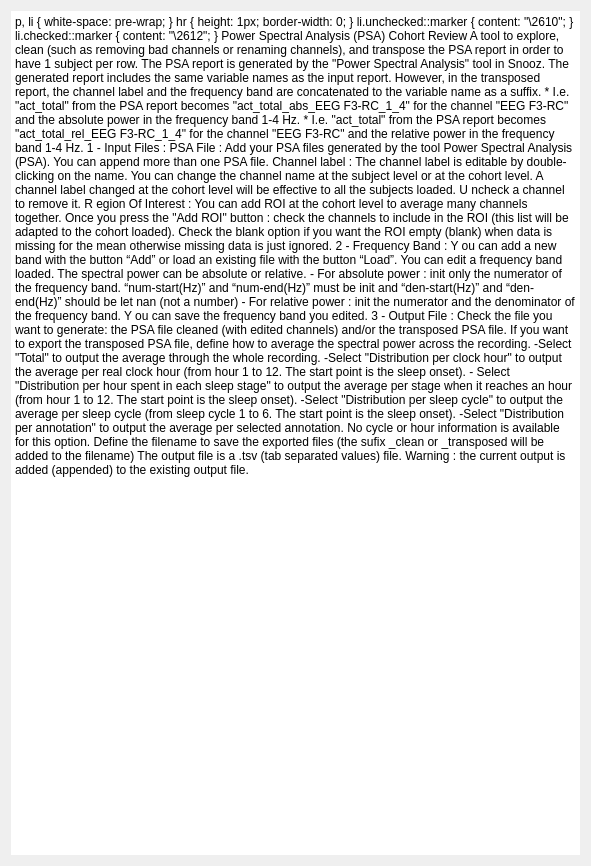
Above: tools/CEAMSTools/PSACohortReview/IntroStep/Ui_IntroStep.ui from SnoozToolbox/snooz-package-ceams before the change. Below: the same form after it.
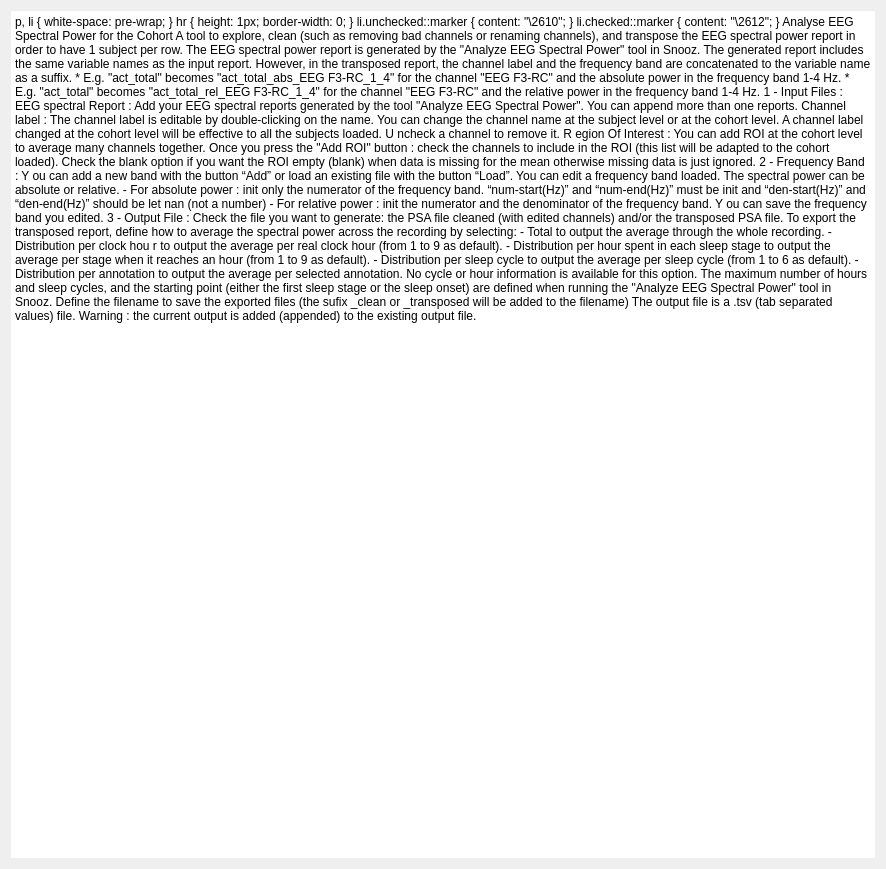
That is the form after the change.

```diff
--- a/tools/CEAMSTools/PSACohortReview/IntroStep/Ui_IntroStep.ui
+++ b/tools/CEAMSTools/PSACohortReview/IntroStep/Ui_IntroStep.ui
@@ -6,8 +6,8 @@
    <rect>
     <x>0</x>
     <y>0</y>
-    <width>591</width>
-    <height>866</height>
+    <width>886</width>
+    <height>869</height>
    </rect>
   </property>
   <property name="windowTitle">
@@ -40,59 +40,61 @@
 li.checked::marker { content: &quot;\2612&quot;; }
 &lt;/style&gt;&lt;/head&gt;&lt;body style=&quot; font-family:'Roboto'; font-size:12pt; font-weight:400; font-style:normal;&quot;&gt;
 &lt;p style=&quot;-qt-paragraph-type:empty; margin-top:0px; margin-bottom:0px; margin-left:0px; margin-right:0px; -qt-block-indent:0; text-indent:0px;&quot;&gt;&lt;br /&gt;&lt;/p&gt;
-&lt;p style=&quot; margin-top:0px; margin-bottom:0px; margin-left:0px; margin-right:0px; -qt-block-indent:0; text-indent:0px;&quot;&gt;&lt;span style=&quot; font-weight:600;&quot;&gt;Power Spectral Analysis (PSA) Cohort Review&lt;/span&gt;&lt;/p&gt;
+&lt;p style=&quot; margin-top:0px; margin-bottom:0px; margin-left:0px; margin-right:0px; -qt-block-indent:0; text-indent:0px;&quot;&gt;&lt;span style=&quot; font-weight:600;&quot;&gt;Analyse EEG Spectral Power for the Cohort&lt;/span&gt;&lt;/p&gt;
 &lt;p style=&quot;-qt-paragraph-type:empty; margin-top:0px; margin-bottom:0px; margin-left:0px; margin-right:0px; -qt-block-indent:0; text-indent:0px; font-weight:600;&quot;&gt;&lt;br /&gt;&lt;/p&gt;
-&lt;p style=&quot; margin-top:0px; margin-bottom:0px; margin-left:0px; margin-right:0px; -qt-block-indent:0; text-indent:0px;&quot;&gt;A tool to explore, clean (such as removing bad channels or renaming channels), &lt;br /&gt;and transpose the PSA report in order to have 1 subject per row.&lt;/p&gt;
-&lt;p style=&quot; margin-top:0px; margin-bottom:0px; margin-left:0px; margin-right:0px; -qt-block-indent:0; text-indent:0px;&quot;&gt;The PSA report is generated by the &amp;quot;Power Spectral Analysis&amp;quot; tool in Snooz.&lt;/p&gt;
+&lt;p style=&quot; margin-top:0px; margin-bottom:0px; margin-left:0px; margin-right:0px; -qt-block-indent:0; text-indent:0px;&quot;&gt;A tool to explore, clean (such as removing bad channels or renaming channels), &lt;br /&gt;and transpose the EEG spectral power report in order to have 1 subject per row.&lt;/p&gt;
+&lt;p style=&quot; margin-top:0px; margin-bottom:0px; margin-left:0px; margin-right:0px; -qt-block-indent:0; text-indent:0px;&quot;&gt;The EEG spectral power report is generated by the &amp;quot;Analyze EEG Spectral Power&amp;quot; tool in Snooz.&lt;/p&gt;
 &lt;p style=&quot;-qt-paragraph-type:empty; margin-top:0px; margin-bottom:0px; margin-left:0px; margin-right:0px; -qt-block-indent:0; text-indent:0px;&quot;&gt;&lt;br /&gt;&lt;/p&gt;
 &lt;p style=&quot; margin-top:0px; margin-bottom:0px; margin-left:0px; margin-right:0px; -qt-block-indent:0; text-indent:0px;&quot;&gt;The generated report includes the same variable names as the input report. &lt;/p&gt;
 &lt;p style=&quot; margin-top:0px; margin-bottom:0px; margin-left:0px; margin-right:0px; -qt-block-indent:0; text-indent:0px;&quot;&gt;However, in the transposed report, the channel label and the frequency band &lt;br /&gt;are concatenated to the variable name as a suffix.  &lt;/p&gt;
 &lt;p style=&quot; margin-top:0px; margin-bottom:0px; margin-left:0px; margin-right:0px; -qt-block-indent:0; text-indent:0px;&quot;&gt;   &lt;/p&gt;
-&lt;p style=&quot; margin-top:0px; margin-bottom:0px; margin-left:0px; margin-right:0px; -qt-block-indent:0; text-indent:0px;&quot;&gt;   * I.e. &amp;quot;act_total&amp;quot; from the PSA report becomes &amp;quot;act_total_abs_EEG F3-RC_1_4&amp;quot; &lt;br /&gt;      for the channel &amp;quot;EEG F3-RC&amp;quot; and the absolute power in the frequency band 1-4 Hz. &lt;/p&gt;
-&lt;p style=&quot; margin-top:0px; margin-bottom:0px; margin-left:0px; margin-right:0px; -qt-block-indent:0; text-indent:0px;&quot;&gt;   * I.e. &amp;quot;act_total&amp;quot; from the PSA report becomes &amp;quot;act_total_rel_EEG F3-RC_1_4&amp;quot; &lt;/p&gt;
+&lt;p style=&quot; margin-top:0px; margin-bottom:0px; margin-left:0px; margin-right:0px; -qt-block-indent:0; text-indent:0px;&quot;&gt;   * E.g. &amp;quot;act_total&amp;quot; becomes &amp;quot;act_total_abs_EEG F3-RC_1_4&amp;quot; &lt;br /&gt;      for the channel &amp;quot;EEG F3-RC&amp;quot; and the absolute power in the frequency band 1-4 Hz. &lt;/p&gt;
+&lt;p style=&quot; margin-top:0px; margin-bottom:0px; margin-left:0px; margin-right:0px; -qt-block-indent:0; text-indent:0px;&quot;&gt;   * E.g. &amp;quot;act_total&amp;quot; becomes &amp;quot;act_total_rel_EEG F3-RC_1_4&amp;quot; &lt;/p&gt;
 &lt;p style=&quot; margin-top:0px; margin-bottom:0px; margin-left:0px; margin-right:0px; -qt-block-indent:0; text-indent:0px;&quot;&gt;      for the channel &amp;quot;EEG F3-RC&amp;quot; and the relative power in the frequency band 1-4 Hz. &lt;/p&gt;
 &lt;p style=&quot;-qt-paragraph-type:empty; margin-top:0px; margin-bottom:0px; margin-left:0px; margin-right:0px; -qt-block-indent:0; text-indent:0px;&quot;&gt;&lt;br /&gt;&lt;/p&gt;
 &lt;p style=&quot; margin-top:0px; margin-bottom:0px; margin-left:0px; margin-right:0px; -qt-block-indent:0; text-indent:0px;&quot;&gt;&lt;span style=&quot; text-decoration: underline;&quot;&gt;1 - Input Files :&lt;/span&gt;&lt;/p&gt;
-&lt;p style=&quot; margin-top:0px; margin-bottom:0px; margin-left:0px; margin-right:0px; -qt-block-indent:0; text-indent:0px;&quot;&gt;PSA File : &lt;/p&gt;
-&lt;p style=&quot; margin-top:0px; margin-bottom:0px; margin-left:0px; margin-right:0px; -qt-block-indent:0; text-indent:0px;&quot;&gt;	Add your PSA files generated by the tool Power Spectral Analysis (PSA).&lt;/p&gt;
-&lt;p style=&quot; margin-top:0px; margin-bottom:0px; margin-left:0px; margin-right:0px; -qt-block-indent:0; text-indent:0px;&quot;&gt;	You can append more than one PSA file. &lt;/p&gt;
-&lt;p style=&quot; margin-top:0px; margin-bottom:0px; margin-left:0px; margin-right:0px; -qt-block-indent:0; text-indent:0px;&quot;&gt;Channel label : &lt;/p&gt;
-&lt;p style=&quot; margin-top:0px; margin-bottom:0px; margin-left:0px; margin-right:0px; -qt-block-indent:0; text-indent:0px;&quot;&gt;&lt;a name=&quot;docs-internal-guid-063424ec-7fff-f025-1e92-4c2d89e8c6df&quot;&gt;&lt;/a&gt;&lt;span style=&quot; font-family:'Arial'; color:#000000; background-color:transparent;&quot;&gt;	&lt;/span&gt;&lt;span style=&quot; font-family:'Arial'; color:#000000; background-color:transparent;&quot;&gt;The channel label is editable by double-clicking on the name.&lt;/span&gt;&lt;/p&gt;
-&lt;p style=&quot; margin-top:0px; margin-bottom:0px; margin-left:0px; margin-right:0px; -qt-block-indent:0; text-indent:0px;&quot;&gt;&lt;span style=&quot; font-family:'Arial'; color:#000000; background-color:transparent;&quot;&gt;	You can change the channel name at the subject level or at the cohort level.&lt;/span&gt;&lt;/p&gt;
-&lt;p style=&quot; margin-top:0px; margin-bottom:0px; margin-left:0px; margin-right:0px; -qt-block-indent:0; text-indent:0px; line-height:138%;&quot;&gt;&lt;span style=&quot; font-family:'Arial'; color:#000000; background-color:transparent;&quot;&gt;	A channel label changed at the cohort level will be effective to all the subjects loaded.&lt;br /&gt;	&lt;/span&gt;&lt;a name=&quot;docs-internal-guid-f4d620f5-7fff-c293-f18e-2502f4c333fa&quot;&gt;&lt;/a&gt;&lt;span style=&quot; font-family:'Arial'; color:#000000; background-color:transparent;&quot;&gt;U&lt;/span&gt;&lt;span style=&quot; font-family:'Arial'; color:#000000; background-color:transparent;&quot;&gt;ncheck a channel to remove it.&lt;/span&gt;&lt;/p&gt;
-&lt;p style=&quot; margin-top:0px; margin-bottom:0px; margin-left:0px; margin-right:0px; -qt-block-indent:0; text-indent:0px; line-height:138%;&quot;&gt;&lt;a name=&quot;docs-internal-guid-dddb6927-7fff-085b-95eb-f8ee0decd42b&quot;&gt;&lt;/a&gt;&lt;span style=&quot; font-family:'Arial'; color:#000000; background-color:transparent;&quot;&gt;R&lt;/span&gt;&lt;span style=&quot; font-family:'Arial'; color:#000000; background-color:transparent;&quot;&gt;egion Of Interest : &lt;/span&gt;&lt;/p&gt;
-&lt;p style=&quot; margin-top:0px; margin-bottom:0px; margin-left:0px; margin-right:0px; -qt-block-indent:0; text-indent:0px; line-height:138%;&quot;&gt;&lt;span style=&quot; font-family:'Arial'; color:#000000; background-color:transparent;&quot;&gt;	You can add ROI at the cohort level to average many channels together.&lt;/span&gt;&lt;/p&gt;
-&lt;p style=&quot; margin-top:0px; margin-bottom:0px; margin-left:0px; margin-right:0px; -qt-block-indent:0; text-indent:0px; line-height:138%;&quot;&gt;&lt;span style=&quot; font-family:'Arial'; color:#000000; background-color:transparent;&quot;&gt;	Once you press the &amp;quot;Add ROI&amp;quot; button : check the channels to include in the ROI &lt;br /&gt;                  (this list will be adapted to the cohort loaded).&lt;/span&gt;&lt;/p&gt;
-&lt;p style=&quot; margin-top:0px; margin-bottom:0px; margin-left:0px; margin-right:0px; -qt-block-indent:0; text-indent:0px; line-height:138%;&quot;&gt;&lt;a name=&quot;docs-internal-guid-845123fe-7fff-4892-4560-2e53be980bae&quot;&gt;&lt;/a&gt;&lt;span style=&quot; font-family:'Arial'; color:#000000; background-color:transparent;&quot;&gt;	&lt;/span&gt;&lt;span style=&quot; font-family:'Arial'; color:#000000; background-color:transparent;&quot;&gt;Check the blank option if you want the ROI empty (blank) when data is missing &lt;br /&gt;                  for the mean otherwise missing data is just ignored.&lt;/span&gt;&lt;/p&gt;
+&lt;p style=&quot;-qt-paragraph-type:empty; margin-top:0px; margin-bottom:0px; margin-left:0px; margin-right:0px; -qt-block-indent:0; text-indent:0px;&quot;&gt;&lt;br /&gt;&lt;/p&gt;
+&lt;p style=&quot; margin-top:0px; margin-bottom:0px; margin-left:0px; margin-right:0px; -qt-block-indent:0; text-indent:0px;&quot;&gt;&lt;span style=&quot; font-weight:700;&quot;&gt;EEG spectral Report : &lt;/span&gt;&lt;/p&gt;
+&lt;p style=&quot; margin-top:0px; margin-bottom:0px; margin-left:0px; margin-right:0px; -qt-block-indent:0; text-indent:0px;&quot;&gt;Add your EEG spectral reports generated by the tool &amp;quot;Analyze EEG Spectral Power&amp;quot;.&lt;/p&gt;
+&lt;p style=&quot; margin-top:0px; margin-bottom:0px; margin-left:0px; margin-right:0px; -qt-block-indent:0; text-indent:0px;&quot;&gt;You can append more than one reports. &lt;/p&gt;
+&lt;p style=&quot;-qt-paragraph-type:empty; margin-top:0px; margin-bottom:0px; margin-left:0px; margin-right:0px; -qt-block-indent:0; text-indent:0px;&quot;&gt;&lt;br /&gt;&lt;/p&gt;
+&lt;p style=&quot; margin-top:0px; margin-bottom:0px; margin-left:0px; margin-right:0px; -qt-block-indent:0; text-indent:0px;&quot;&gt;&lt;span style=&quot; font-weight:700;&quot;&gt;Channel label :&lt;/span&gt; &lt;/p&gt;
+&lt;p style=&quot; margin-top:0px; margin-bottom:0px; margin-left:0px; margin-right:0px; -qt-block-indent:0; text-indent:0px;&quot;&gt;&lt;span style=&quot; font-family:'Arial'; color:#000000; background-color:transparent;&quot;&gt;The channel label is editable by double-clicking on the name.&lt;/span&gt;&lt;/p&gt;
+&lt;p style=&quot; margin-top:0px; margin-bottom:0px; margin-left:0px; margin-right:0px; -qt-block-indent:0; text-indent:0px;&quot;&gt;&lt;span style=&quot; font-family:'Arial'; color:#000000; background-color:transparent;&quot;&gt;You can change the channel name at the subject level or at the cohort level.&lt;/span&gt;&lt;/p&gt;
+&lt;p style=&quot; margin-top:0px; margin-bottom:0px; margin-left:0px; margin-right:0px; -qt-block-indent:0; text-indent:0px;&quot;&gt;&lt;span style=&quot; font-family:'Arial'; color:#000000; background-color:transparent;&quot;&gt;A channel label changed at the cohort level will be effective to all the subjects loaded.&lt;br /&gt;&lt;/span&gt;&lt;a name=&quot;docs-internal-guid-f4d620f5-7fff-c293-f18e-2502f4c333fa&quot;&gt;&lt;/a&gt;&lt;span style=&quot; font-family:'Arial'; color:#000000; background-color:transparent;&quot;&gt;U&lt;/span&gt;&lt;span style=&quot; font-family:'Arial'; color:#000000; background-color:transparent;&quot;&gt;ncheck a channel to remove it.&lt;/span&gt;&lt;/p&gt;
+&lt;p style=&quot;-qt-paragraph-type:empty; margin-top:0px; margin-bottom:0px; margin-left:0px; margin-right:0px; -qt-block-indent:0; text-indent:0px; font-family:'Arial'; color:#000000;&quot;&gt;&lt;br /&gt;&lt;/p&gt;
+&lt;p style=&quot; margin-top:0px; margin-bottom:0px; margin-left:0px; margin-right:0px; -qt-block-indent:0; text-indent:0px; line-height:138%;&quot;&gt;&lt;a name=&quot;docs-internal-guid-dddb6927-7fff-085b-95eb-f8ee0decd42b&quot;&gt;&lt;/a&gt;&lt;span style=&quot; font-family:'Arial'; font-weight:700; color:#000000; background-color:transparent;&quot;&gt;R&lt;/span&gt;&lt;span style=&quot; font-family:'Arial'; font-weight:700; color:#000000; background-color:transparent;&quot;&gt;egion Of Interest : &lt;/span&gt;&lt;/p&gt;
+&lt;p style=&quot; margin-top:0px; margin-bottom:0px; margin-left:0px; margin-right:0px; -qt-block-indent:0; text-indent:0px; line-height:138%;&quot;&gt;&lt;span style=&quot; font-family:'Arial'; color:#000000; background-color:transparent;&quot;&gt;You can add ROI at the cohort level to average many channels together.&lt;br /&gt;Once you press the &amp;quot;Add ROI&amp;quot; button : check the channels to include in the ROI (this list will be adapted to the cohort loaded).&lt;/span&gt;&lt;/p&gt;
+&lt;p style=&quot; margin-top:0px; margin-bottom:0px; margin-left:0px; margin-right:0px; -qt-block-indent:0; text-indent:0px; line-height:138%;&quot;&gt;&lt;span style=&quot; font-family:'Arial'; color:#000000; background-color:transparent;&quot;&gt;Check the blank option if you want the ROI empty (blank) when data is missing for the mean otherwise missing data is just ignored.&lt;/span&gt;&lt;/p&gt;
+&lt;p style=&quot;-qt-paragraph-type:empty; margin-top:0px; margin-bottom:0px; margin-left:0px; margin-right:0px; -qt-block-indent:0; text-indent:0px; line-height:138%; font-family:'Arial'; color:#000000;&quot;&gt;&lt;br /&gt;&lt;/p&gt;
 &lt;p style=&quot; margin-top:0px; margin-bottom:0px; margin-left:0px; margin-right:0px; -qt-block-indent:0; text-indent:0px;&quot;&gt;&lt;span style=&quot; text-decoration: underline;&quot;&gt;2 - Frequency Band :&lt;/span&gt;&lt;/p&gt;
-&lt;p style=&quot; margin-top:0px; margin-bottom:0px; margin-left:0px; margin-right:0px; -qt-block-indent:0; text-indent:0px;&quot;&gt;	&lt;a name=&quot;docs-internal-guid-c9ccd9e0-7fff-5041-9169-1d6acf3f13b1&quot;&gt;&lt;/a&gt;&lt;span style=&quot; font-family:'Arial'; color:#000000; background-color:transparent;&quot;&gt;Y&lt;/span&gt;&lt;span style=&quot; font-family:'Arial'; color:#000000; background-color:transparent;&quot;&gt;ou can add a new band with the button “Add” or load an existing file with the button “Load”.&lt;/span&gt;&lt;/p&gt;
-&lt;p style=&quot; margin-top:0px; margin-bottom:0px; margin-left:0px; margin-right:0px; -qt-block-indent:0; text-indent:0px;&quot;&gt;&lt;span style=&quot; font-family:'Arial'; color:#000000; background-color:transparent;&quot;&gt;	You can edit a frequency band loaded.&lt;/span&gt;&lt;/p&gt;
+&lt;p style=&quot;-qt-paragraph-type:empty; margin-top:0px; margin-bottom:0px; margin-left:0px; margin-right:0px; -qt-block-indent:0; text-indent:0px;&quot;&gt;&lt;br /&gt;&lt;/p&gt;
+&lt;p style=&quot; margin-top:0px; margin-bottom:0px; margin-left:0px; margin-right:0px; -qt-block-indent:0; text-indent:0px;&quot;&gt;&lt;a name=&quot;docs-internal-guid-c9ccd9e0-7fff-5041-9169-1d6acf3f13b1&quot;&gt;&lt;/a&gt;&lt;span style=&quot; font-family:'Arial'; color:#000000; background-color:transparent;&quot;&gt;Y&lt;/span&gt;&lt;span style=&quot; font-family:'Arial'; color:#000000; background-color:transparent;&quot;&gt;ou can add a new band with the button “Add” or load an existing file with the button “Load”.&lt;/span&gt;&lt;/p&gt;
+&lt;p style=&quot; margin-top:0px; margin-bottom:0px; margin-left:0px; margin-right:0px; -qt-block-indent:0; text-indent:0px;&quot;&gt;&lt;span style=&quot; font-family:'Arial'; color:#000000; background-color:transparent;&quot;&gt;You can edit a frequency band loaded.&lt;/span&gt;&lt;/p&gt;
 &lt;p style=&quot;-qt-paragraph-type:empty; margin-top:0px; margin-bottom:0px; margin-left:0px; margin-right:0px; -qt-block-indent:0; text-indent:0px; font-family:'Arial'; color:#000000;&quot;&gt;&lt;br /&gt;&lt;/p&gt;
-&lt;p style=&quot; margin-top:0px; margin-bottom:0px; margin-left:0px; margin-right:0px; -qt-block-indent:0; text-indent:0px;&quot;&gt;&lt;a name=&quot;docs-internal-guid-1c4e15c1-7fff-9c81-cd60-36c8b6e122a0&quot;&gt;&lt;/a&gt;&lt;span style=&quot; font-family:'Arial'; color:#000000; background-color:transparent;&quot;&gt;	&lt;/span&gt;&lt;span style=&quot; font-family:'Arial'; color:#000000; background-color:transparent;&quot;&gt;The spectral power can be absolute or relative.&lt;/span&gt;&lt;/p&gt;
-&lt;p style=&quot; margin-top:0px; margin-bottom:0px; margin-left:0px; margin-right:0px; -qt-block-indent:0; text-indent:0px;&quot;&gt;&lt;span style=&quot; font-family:'Arial'; color:#000000; background-color:transparent;&quot;&gt;	- For absolute power : init only the numerator of the frequency band.&lt;/span&gt;&lt;/p&gt;
-&lt;p style=&quot; margin-top:0px; margin-bottom:0px; margin-left:0px; margin-right:0px; -qt-block-indent:1; text-indent:0px; line-height:138%; background-color:transparent;&quot;&gt;&lt;span style=&quot; font-family:'Arial'; color:#000000; background-color:transparent;&quot;&gt;	“num-start(Hz)” and “num-end(Hz)” must be init and &lt;br /&gt;                  “den-start(Hz)” and “den-end(Hz)” should be let nan (not a number) &lt;/span&gt;&lt;/p&gt;
-&lt;p style=&quot; margin-top:0px; margin-bottom:0px; margin-left:0px; margin-right:0px; -qt-block-indent:0; text-indent:0px; line-height:138%; background-color:transparent;&quot;&gt;&lt;span style=&quot; font-family:'Arial'; font-weight:696; color:#000000; background-color:transparent;&quot;&gt;	&lt;/span&gt;&lt;span style=&quot; font-family:'Arial'; color:#000000; background-color:transparent;&quot;&gt;- For relative power : init the numerator and the denominator of the frequency band.&lt;/span&gt;&lt;/p&gt;
-&lt;p style=&quot; margin-top:0px; margin-bottom:0px; margin-left:0px; margin-right:0px; -qt-block-indent:0; text-indent:0px; line-height:138%; background-color:transparent;&quot;&gt;&lt;span style=&quot; font-family:'Arial'; color:#000000; background-color:transparent;&quot;&gt;	&lt;/span&gt;&lt;a name=&quot;docs-internal-guid-93546a18-7fff-7afd-4765-1f4686eca915&quot;&gt;&lt;/a&gt;&lt;span style=&quot; font-family:'Arial'; color:#000000; background-color:transparent;&quot;&gt;Y&lt;/span&gt;&lt;span style=&quot; font-family:'Arial'; color:#000000; background-color:transparent;&quot;&gt;ou can save the frequency band you edited.&lt;/span&gt;&lt;/p&gt;
+&lt;p style=&quot; margin-top:0px; margin-bottom:0px; margin-left:0px; margin-right:0px; -qt-block-indent:0; text-indent:0px;&quot;&gt;&lt;span style=&quot; font-family:'Arial'; color:#000000; background-color:transparent;&quot;&gt;The spectral power can be absolute or relative.&lt;/span&gt;&lt;/p&gt;
+&lt;p style=&quot; margin-top:0px; margin-bottom:0px; margin-left:0px; margin-right:0px; -qt-block-indent:0; text-indent:0px;&quot;&gt;&lt;span style=&quot; font-family:'Arial'; color:#000000; background-color:transparent;&quot;&gt;- &lt;/span&gt;&lt;span style=&quot; font-family:'Arial'; font-weight:700; color:#000000; background-color:transparent;&quot;&gt;For absolute power &lt;/span&gt;&lt;span style=&quot; font-family:'Arial'; color:#000000; background-color:transparent;&quot;&gt;: init only the numerator of the frequency band.  “num-start(Hz)” and “num-end(Hz)” must be init and “den-start(Hz)” and “den-end(Hz)” should be let nan (not a number) &lt;/span&gt;&lt;/p&gt;
+&lt;p style=&quot; margin-top:0px; margin-bottom:0px; margin-left:0px; margin-right:0px; -qt-block-indent:0; text-indent:0px; line-height:138%; background-color:transparent;&quot;&gt;&lt;span style=&quot; font-family:'Arial'; color:#000000; background-color:transparent;&quot;&gt;- &lt;/span&gt;&lt;span style=&quot; font-family:'Arial'; font-weight:700; color:#000000; background-color:transparent;&quot;&gt;For relative power&lt;/span&gt;&lt;span style=&quot; font-family:'Arial'; color:#000000; background-color:transparent;&quot;&gt; : init the numerator and the denominator of the frequency band.&lt;/span&gt;&lt;/p&gt;
+&lt;p style=&quot;-qt-paragraph-type:empty; margin-top:0px; margin-bottom:0px; margin-left:0px; margin-right:0px; -qt-block-indent:0; text-indent:0px; line-height:138%; font-family:'Arial'; color:#000000; background-color:transparent;&quot;&gt;&lt;br /&gt;&lt;/p&gt;
+&lt;p style=&quot; margin-top:0px; margin-bottom:0px; margin-left:0px; margin-right:0px; -qt-block-indent:0; text-indent:0px; line-height:138%; background-color:transparent;&quot;&gt;&lt;a name=&quot;docs-internal-guid-93546a18-7fff-7afd-4765-1f4686eca915&quot;&gt;&lt;/a&gt;&lt;span style=&quot; font-family:'Arial'; color:#000000; background-color:transparent;&quot;&gt;Y&lt;/span&gt;&lt;span style=&quot; font-family:'Arial'; color:#000000; background-color:transparent;&quot;&gt;ou can save the frequency band you edited.&lt;/span&gt;&lt;/p&gt;
 &lt;p style=&quot;-qt-paragraph-type:empty; margin-top:0px; margin-bottom:0px; margin-left:0px; margin-right:0px; -qt-block-indent:0; text-indent:0px;&quot;&gt;&lt;br /&gt;&lt;/p&gt;
 &lt;p style=&quot; margin-top:0px; margin-bottom:0px; margin-left:0px; margin-right:0px; -qt-block-indent:0; text-indent:0px;&quot;&gt;&lt;span style=&quot; text-decoration: underline;&quot;&gt;3 - Output File :&lt;/span&gt;&lt;/p&gt;
 &lt;p style=&quot; margin-top:0px; margin-bottom:0px; margin-left:0px; margin-right:0px; -qt-block-indent:0; text-indent:0px;&quot;&gt;	&lt;/p&gt;
-&lt;p style=&quot; margin-top:0px; margin-bottom:0px; margin-left:0px; margin-right:0px; -qt-block-indent:0; text-indent:0px;&quot;&gt;	Check the file you want to generate: &lt;/p&gt;
-&lt;p style=&quot; margin-top:0px; margin-bottom:0px; margin-left:0px; margin-right:0px; -qt-block-indent:0; text-indent:0px;&quot;&gt;	the PSA file cleaned (with edited channels) and/or the transposed PSA file. &lt;/p&gt;
-&lt;p style=&quot;-qt-paragraph-type:empty; margin-top:0px; margin-bottom:0px; margin-left:0px; margin-right:0px; -qt-block-indent:0; text-indent:0px; text-decoration: underline;&quot;&gt;&lt;br /&gt;&lt;/p&gt;
-&lt;p style=&quot; margin-top:0px; margin-bottom:0px; margin-left:0px; margin-right:0px; -qt-block-indent:0; text-indent:0px;&quot;&gt;	If you want to export the transposed PSA file, &lt;br /&gt;	define how to average the spectral power across the recording.&lt;br /&gt;&lt;/p&gt;
-&lt;p style=&quot; margin-top:0px; margin-bottom:0px; margin-left:0px; margin-right:0px; -qt-block-indent:0; text-indent:0px;&quot;&gt;	-Select &amp;quot;Total&amp;quot; to output the average through the whole recording.&lt;br /&gt;&lt;/p&gt;
-&lt;p style=&quot; margin-top:0px; margin-bottom:0px; margin-left:0px; margin-right:0px; -qt-block-indent:0; text-indent:0px;&quot;&gt;	-Select &amp;quot;Distribution per clock hour&amp;quot; to output the average per real clock hour&lt;br /&gt;	(from hour 1 to 12.  The start point is the sleep onset).&lt;/p&gt;
-&lt;p style=&quot; margin-top:0px; margin-bottom:0px; margin-left:0px; margin-right:0px; -qt-block-indent:0; text-indent:0px;&quot;&gt;	&lt;/p&gt;
-&lt;p style=&quot; margin-top:0px; margin-bottom:0px; margin-left:0px; margin-right:0px; -qt-block-indent:0; text-indent:0px;&quot;&gt;	- Select &amp;quot;Distribution per hour spent in each sleep stage&amp;quot; to output the average per stage when it reaches an hour&lt;br /&gt;	(from hour 1 to 12.  The start point is the sleep onset).&lt;br /&gt;&lt;/p&gt;
-&lt;p style=&quot; margin-top:0px; margin-bottom:0px; margin-left:0px; margin-right:0px; -qt-block-indent:0; text-indent:0px;&quot;&gt;	-Select &amp;quot;Distribution per sleep cycle&amp;quot; to output the average per sleep cycle&lt;/p&gt;
-&lt;p style=&quot; margin-top:0px; margin-bottom:0px; margin-left:0px; margin-right:0px; -qt-block-indent:0; text-indent:0px;&quot;&gt;	(from sleep cycle 1 to 6.  The start point is the sleep onset).&lt;br /&gt;&lt;/p&gt;
-&lt;p style=&quot; margin-top:0px; margin-bottom:0px; margin-left:0px; margin-right:0px; -qt-block-indent:0; text-indent:0px;&quot;&gt;	-Select &amp;quot;Distribution per annotation&amp;quot; to output the average per selected annotation.&lt;br /&gt;	No cycle or hour information is available for this option.&lt;/p&gt;
+&lt;p style=&quot; margin-top:0px; margin-bottom:0px; margin-left:0px; margin-right:0px; -qt-block-indent:0; text-indent:0px;&quot;&gt;Check the file you want to generate: &lt;/p&gt;
+&lt;p style=&quot; margin-top:0px; margin-bottom:0px; margin-left:0px; margin-right:0px; -qt-block-indent:0; text-indent:0px;&quot;&gt;the PSA file cleaned (with edited channels) and/or the transposed PSA file. &lt;/p&gt;
 &lt;p style=&quot;-qt-paragraph-type:empty; margin-top:0px; margin-bottom:0px; margin-left:0px; margin-right:0px; -qt-block-indent:0; text-indent:0px;&quot;&gt;&lt;br /&gt;&lt;/p&gt;
-&lt;p style=&quot; margin-top:0px; margin-bottom:0px; margin-left:0px; margin-right:0px; -qt-block-indent:0; text-indent:0px;&quot;&gt;	Define the filename to save the exported files &lt;br /&gt;	(the sufix _clean or _transposed will be added to the filename)&lt;/p&gt;
+&lt;p style=&quot; margin-top:0px; margin-bottom:0px; margin-left:0px; margin-right:0px; -qt-block-indent:0; text-indent:0px;&quot;&gt;To export the transposed report, define how to average the spectral power across the recording by selecting: &lt;/p&gt;
+&lt;p style=&quot; margin-top:0px; margin-bottom:0px; margin-left:0px; margin-right:0px; -qt-block-indent:0; text-indent:0px;&quot;&gt;-&lt;span style=&quot; font-weight:700;&quot;&gt;Total&lt;/span&gt; to output the average through the whole recording.&lt;br /&gt;-&lt;span style=&quot; font-weight:700;&quot;&gt;Distribution per clock hou&lt;/span&gt;r to output the average per real clock hour (from 1 to 9 as default).&lt;/p&gt;
+&lt;p style=&quot; margin-top:0px; margin-bottom:0px; margin-left:0px; margin-right:0px; -qt-block-indent:0; text-indent:0px;&quot;&gt;-&lt;span style=&quot; font-weight:700;&quot;&gt;Distribution per hour spent in each sleep stage&lt;/span&gt; to output the average per stage when it reaches an hour (from 1 to 9 as default).&lt;/p&gt;
+&lt;p style=&quot; margin-top:0px; margin-bottom:0px; margin-left:0px; margin-right:0px; -qt-block-indent:0; text-indent:0px;&quot;&gt;-&lt;span style=&quot; font-weight:700;&quot;&gt;Distribution per sleep cycle &lt;/span&gt;to output the average per sleep cycle (from 1 to 6 as default).&lt;br /&gt;-&lt;span style=&quot; font-weight:700;&quot;&gt;Distribution per annotation&lt;/span&gt; to output the average per selected annotation. No cycle or hour information is available for this option.&lt;/p&gt;
 &lt;p style=&quot;-qt-paragraph-type:empty; margin-top:0px; margin-bottom:0px; margin-left:0px; margin-right:0px; -qt-block-indent:0; text-indent:0px;&quot;&gt;&lt;br /&gt;&lt;/p&gt;
-&lt;p style=&quot; margin-top:0px; margin-bottom:0px; margin-left:0px; margin-right:0px; -qt-block-indent:0; text-indent:0px;&quot;&gt;	The output file is a .tsv (tab separated values) file. &lt;/p&gt;
+&lt;p style=&quot; margin-top:0px; margin-bottom:0px; margin-left:0px; margin-right:0px; -qt-block-indent:0; text-indent:0px;&quot;&gt;The maximum number of hours and sleep cycles, and the starting point (either the first sleep stage or the sleep onset) are defined when running the &amp;quot;Analyze EEG Spectral Power&amp;quot; tool in Snooz.&lt;/p&gt;
 &lt;p style=&quot;-qt-paragraph-type:empty; margin-top:0px; margin-bottom:0px; margin-left:0px; margin-right:0px; -qt-block-indent:0; text-indent:0px;&quot;&gt;&lt;br /&gt;&lt;/p&gt;
-&lt;p style=&quot; margin-top:0px; margin-bottom:0px; margin-left:0px; margin-right:0px; -qt-block-indent:0; text-indent:0px;&quot;&gt;	Warning : the current output is added (appended) to the existing output file.&lt;/p&gt;&lt;/body&gt;&lt;/html&gt;</string>
+&lt;p style=&quot; margin-top:0px; margin-bottom:0px; margin-left:0px; margin-right:0px; -qt-block-indent:0; text-indent:0px;&quot;&gt;Define the filename to save the exported files &lt;br /&gt;(the sufix _clean or _transposed will be added to the filename)&lt;/p&gt;
+&lt;p style=&quot;-qt-paragraph-type:empty; margin-top:0px; margin-bottom:0px; margin-left:0px; margin-right:0px; -qt-block-indent:0; text-indent:0px;&quot;&gt;&lt;br /&gt;&lt;/p&gt;
+&lt;p style=&quot; margin-top:0px; margin-bottom:0px; margin-left:0px; margin-right:0px; -qt-block-indent:0; text-indent:0px;&quot;&gt;The output file is a .tsv (tab separated values) file. &lt;/p&gt;
+&lt;p style=&quot;-qt-paragraph-type:empty; margin-top:0px; margin-bottom:0px; margin-left:0px; margin-right:0px; -qt-block-indent:0; text-indent:0px;&quot;&gt;&lt;br /&gt;&lt;/p&gt;
+&lt;p style=&quot; margin-top:0px; margin-bottom:0px; margin-left:0px; margin-right:0px; -qt-block-indent:0; text-indent:0px;&quot;&gt;Warning : the current output is added (appended) to the existing output file.&lt;/p&gt;&lt;/body&gt;&lt;/html&gt;</string>
      </property>
     </widget>
    </item>
```
